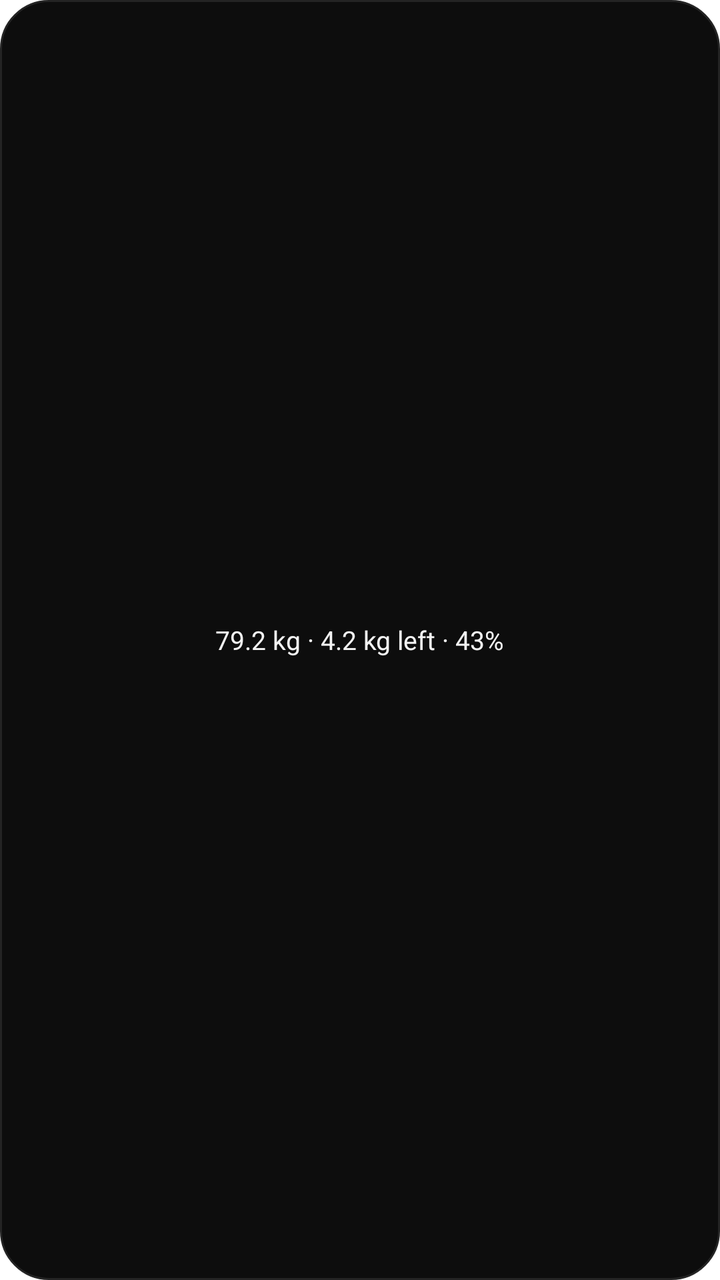
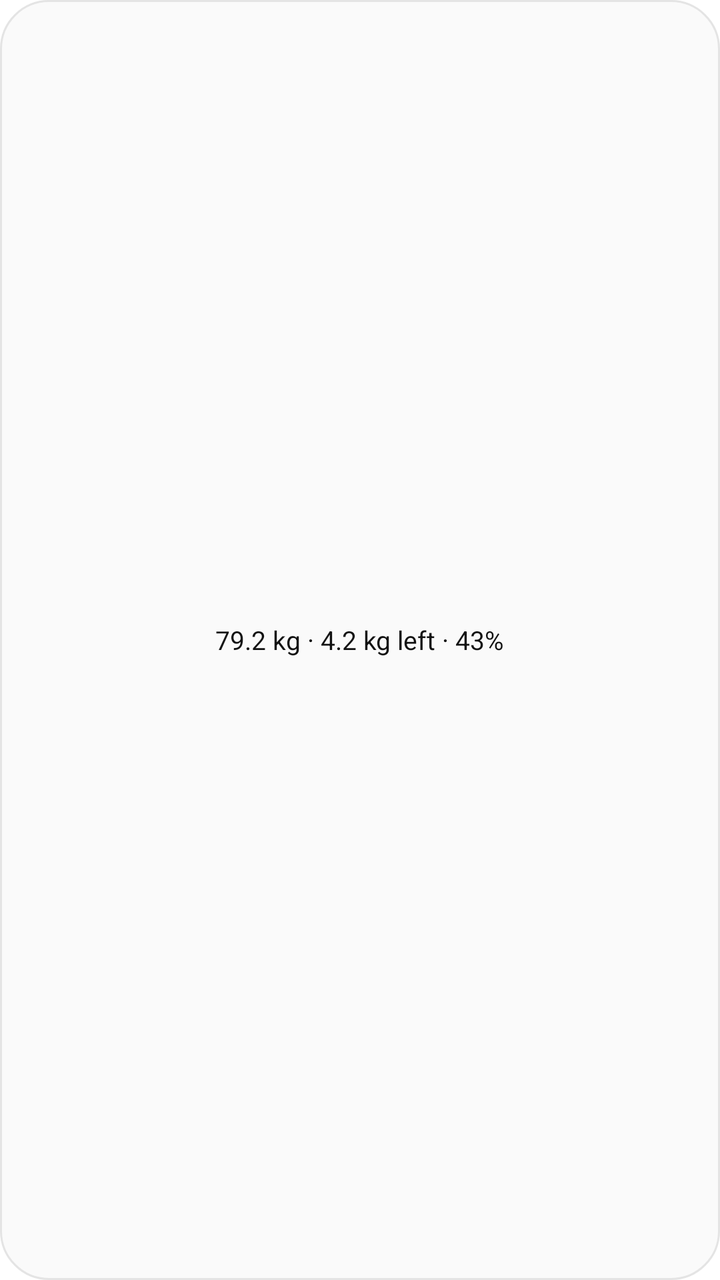

Screens rendered from an Android XML layout before and after an edit, with the pre-edit source and the edit as a unified diff.
<!-- AndroidManifest.xml: application theme Theme.WeightTracker -->
<!-- res/layout/widget_preview_glance.xml -->
<?xml version="1.0" encoding="utf-8"?>

<LinearLayout xmlns:android="http://schemas.android.com/apk/res/android"
    android:layout_width="250dp"
    android:layout_height="48dp"
    android:orientation="vertical"
    android:gravity="center"
    android:padding="14dp"
    android:background="@drawable/widget_preview_bg">
    <TextView android:layout_width="wrap_content" android:layout_height="wrap_content"
        android:text="79.2 kg · 4.2 kg left · 43%" android:textSize="13sp" android:textColor="#F3F3F3"
        android:textStyle="normal" android:layout_marginTop="0dp" />
</LinearLayout>
<!-- resources referenced by this layout -->
<resources>
  <!-- drawable widget_preview_bg (drawable) -->
  <?xml version="1.0" encoding="utf-8"?>
  
  <shape xmlns:android="http://schemas.android.com/apk/res/android" android:shape="rectangle">
      <solid android:color="#0D0D0D" />
      <stroke android:width="1dp" android:color="#242424" />
      <corners android:radius="24dp" />
  </shape>
  <style name="Theme.WeightTracker" parent="@android:style/Theme.Material.NoActionBar">
          <item name="android:windowBackground">@color/window_background</item>
          <item name="android:statusBarColor">@android:color/transparent</item>
          <item name="android:navigationBarColor">@android:color/transparent</item>
          <item name="android:windowDrawsSystemBarBackgrounds">true</item>
      </style>
  <color name="window_background">#FFFFFFFF</color>
</resources>

<!-- the commit's change to res/layout/widget_preview_glance.xml (unified diff, before → after) -->
@@ -8,6 +8,6 @@
     android:padding="14dp"
     android:background="@drawable/widget_preview_bg">
     <TextView android:layout_width="wrap_content" android:layout_height="wrap_content"
-        android:text="79.2 kg · 4.2 kg left · 43%" android:textSize="13sp" android:textColor="#F3F3F3"
+        android:text="79.2 kg · 4.2 kg left · 43%" android:textSize="13sp" android:textColor="@color/widget_preview_on_surface"
         android:textStyle="normal" android:layout_marginTop="0dp" />
 </LinearLayout>
<!-- resource entries referenced after the edit -->
@@ -1,11 +1,12 @@
 <!-- resources referenced by this layout -->
 <resources>
+  <color name="widget_preview_on_surface">#FF121212</color>
   <!-- drawable widget_preview_bg (drawable) -->
   <?xml version="1.0" encoding="utf-8"?>
   
   <shape xmlns:android="http://schemas.android.com/apk/res/android" android:shape="rectangle">
-      <solid android:color="#0D0D0D" />
-      <stroke android:width="1dp" android:color="#242424" />
+      <solid android:color="@color/widget_preview_bg" />
+      <stroke android:width="1dp" android:color="@color/widget_preview_outline" />
       <corners android:radius="24dp" />
   </shape>
   <style name="Theme.WeightTracker" parent="@android:style/Theme.Material.NoActionBar">
@@ -14,6 +15,8 @@
           <item name="android:navigationBarColor">@android:color/transparent</item>
           <item name="android:windowDrawsSystemBarBackgrounds">true</item>
       </style>
+  <color name="widget_preview_bg">#FFFAFAFA</color>
+  <color name="widget_preview_outline">#FFE4E4E4</color>
   <color name="window_background">#FFFFFFFF</color>
 </resources>
 
